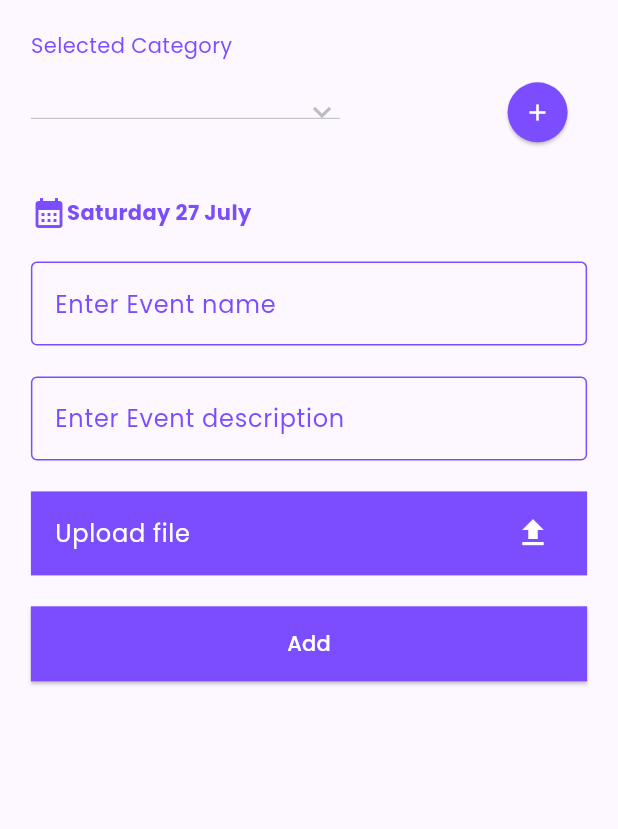
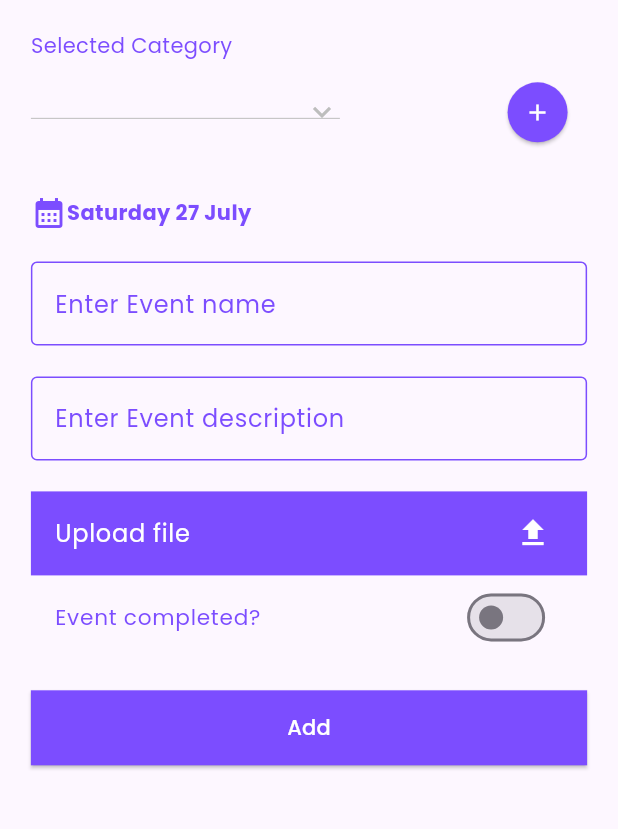
Before and after one commit to yasinpalash/Eventify, a Flutter app: the EventDetailsScreen screen opened directly with empty values, on a phone screen of 412 x 824 dp, the part 84-913 px from its top. Run offline on Flutter 3.47's test engine with Material 3 defaults, Android fonts, the phone set to English and light mode, and no system bars; our stand-ins replace file_picker, flutter_screenutil, get, google_fonts, hive, hive_flutter and 2 more; accounts and stored records are empty.

```diff
--- a/lib/utils/assets_path.dart
+++ b/lib/utils/assets_path.dart
@@ -1,4 +1,5 @@
 class AssetsPath{
 
   static String emptyState='assets/animations/empty_state.json';
+  static String statusAlert='assets/animations/status_alert.json';
 }
--- a/lib/view/event_details_screen.dart
+++ b/lib/view/event_details_screen.dart
@@ -1,10 +1,10 @@
 import 'dart:io';
 import 'dart:typed_data';
-
 import 'package:calendar_app/main.dart';
 import 'package:calendar_app/model/hive_objects/category.dart';
 import 'package:calendar_app/model/hive_objects/event.dart';
 import 'package:calendar_app/utils/app_colors.dart';
+import 'package:calendar_app/utils/assets_path.dart';
 import 'package:file_picker/file_picker.dart';
 import 'package:flutter/material.dart';
 import 'package:flutter_screenutil/flutter_screenutil.dart';
@@ -12,8 +12,8 @@ import 'package:get/get_core/src/get_main.dart';
 import 'package:get/get_navigation/get_navigation.dart';
 import 'package:hive_flutter/hive_flutter.dart';
 import 'package:intl/intl.dart';
-
 import '../utils/functions.dart';
+import 'package:lottie/lottie.dart';
 
 class EventDetailsScreen extends StatefulWidget {
   const EventDetailsScreen({super.key});
@@ -32,6 +32,7 @@ class _EventDetailsScreenState extends State<EventDetailsScreen> with Func {
   TextEditingController();
   Uint8List? imageBytes;
   bool completed = false;
+
   @override
   Widget build(BuildContext context) {
     final args = ModalRoute.of(context)!.settings.arguments as EventArguments;
@@ -65,7 +66,7 @@ class _EventDetailsScreenState extends State<EventDetailsScreen> with Func {
             child: Column(
               crossAxisAlignment: CrossAxisAlignment.start,
               children: [
-                Text(
+                const Text(
                   "Selected Category",
                   style: TextStyle(color: AppColors.primaryColor),
                 ),
@@ -187,6 +188,18 @@ class _EventDetailsScreenState extends State<EventDetailsScreen> with Func {
                   width: 150.h,
                 )
                     : const SizedBox.shrink(),
+                SwitchListTile(
+                    value: completed,
+                    title: Text(
+                      "Event completed?",
+                      style: TextStyle(
+                          color: AppColors.primaryColor, fontSize: 14.sp),
+                    ),
+                    onChanged: (bool? value) {
+                      setState(() {
+                        completed = value!;
+                      });
+                    }),
                 Padding(
                   padding: EdgeInsets.only(top: 20.h),
                   child: Align(
@@ -204,7 +217,19 @@ class _EventDetailsScreenState extends State<EventDetailsScreen> with Func {
                                     completed),
                                 dropDownValue!);
                             if (context.mounted) {
-                              Get.back();
+                              showDialog(
+                                  context: context,
+                                  builder: (context) {
+                                    return Dialog(
+                                      backgroundColor: Colors.transparent,
+                                      child: Lottie.asset(
+                                         AssetsPath.statusAlert,
+                                          repeat: false),
+                                    );
+                                  });
+                              Future.delayed(const Duration(milliseconds: 1600), () {
+                                Get.offAllNamed('/');
+                              });
                             }
                           }
                         },
@@ -224,6 +249,7 @@ class _EventDetailsScreenState extends State<EventDetailsScreen> with Func {
       ),
     );
   }
+
   createNewCategory(BuildContext context) {
     return showDialog(
       context: context,
```
Also changed, not shown: assets/animations/status_alert.json (added, +1 -0 lines). Lines whose indentation alone changed are shown as unchanged.
